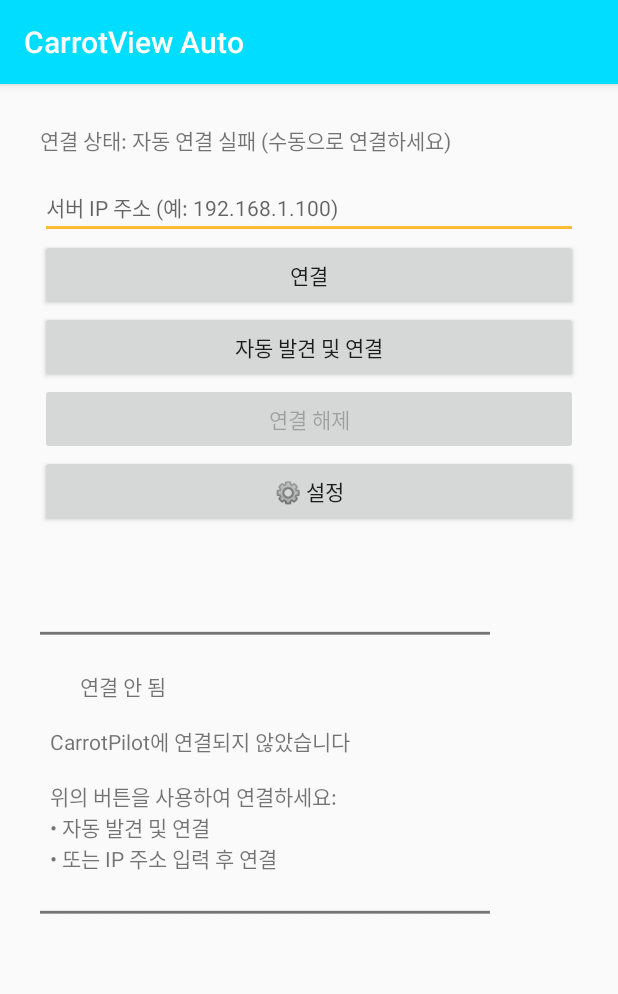
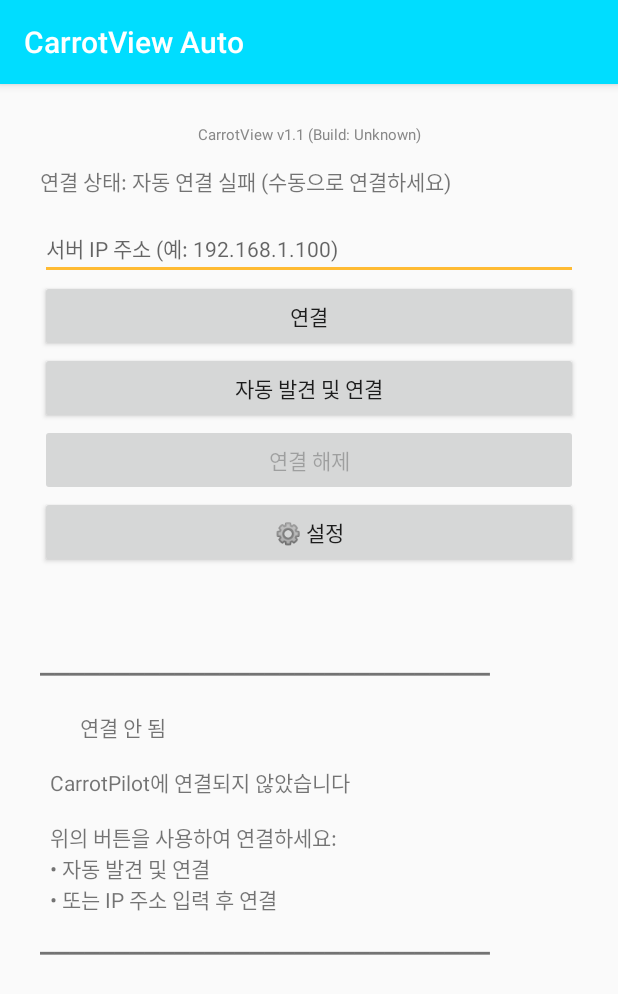
Before and after one commit to jominki354/CarrotView, an Android app: the MainActivity screen opened directly, with no data from a screen before it, on a phone screen of 412 x 824 dp. Shown: the top 994 px of the screen. Run offline under Robolectric (Android 15) with nearby library versions, the phone set to English and light mode, and no system bars.

Commit message:
v1.1: Add version display, faster connection (2s timeout), optimized IP discovery

```diff
--- a/app/src/main/java/com/carrotpilot/carrotview/network/NetworkManager.kt
+++ b/app/src/main/java/com/carrotpilot/carrotview/network/NetworkManager.kt
@@ -63,8 +63,8 @@ class NetworkManager(private val context: Context) {
             authToken = prefs.authToken,
             autoReconnect = prefs.autoReconnect,
             reconnectInterval = prefs.reconnectInterval,
-            connectionTimeout = 3000,  // 3초로 단축
-            readTimeout = 10000  // 10초로 단축
+            connectionTimeout = 2000,  // 2초로 단축 (빠른 연결)
+            readTimeout = 8000  // 8초로 단축
         )
 
         // 연결 설정 저장
@@ -143,21 +143,20 @@ class NetworkManager(private val context: Context) {
     }
 
     /**
-     * 서브넷에서 CarrotPilot 찾기 - 모든 IP 대역 지원 (192.168.x.x, 10.x.x.x, 172.16-31.x.x)
+     * 서브넷에서 CarrotPilot 찾기 - 모든 IP 대역 지원 (빠른 검색)
      */
     private suspend fun findCarrotPilotInSubnet(subnet: String): String? = withContext(Dispatchers.IO) {
-        val jobs = mutableListOf<Deferred<String?>>()
-
         // 우선순위 IP 목록 (일반적인 CarrotPilot IP)
         val priorityIps = listOf(
-            "$subnet.1",      // 게이트웨이/핫스팟
+            "$subnet.1",      // 게이트웨이/핫스팟 (가장 일반적)
             "$subnet.100",    // 일반적인 고정 IP
-            "$subnet.254"     // 마지막 주소
+            "$subnet.10",     // 일부 라우터
+            "$subnet.254",    // 마지막 주소
+            "$subnet.2"       // 두 번째 주소
         )
 
-        // 우선순위 IP 먼저 확인
+        // 우선순위 IP 먼저 순차 확인 (빠른 발견)
         for (ip in priorityIps) {
-            Log.d(TAG, "Checking priority IP: $ip")
             if (isCarrotPilotServer(ip)) {
                 Log.i(TAG, "✅ Found CarrotPilot at priority IP: $ip")
                 return@withContext ip
@@ -165,7 +164,9 @@ class NetworkManager(private val context: Context) {
         }
 
         // 병렬로 전체 서브넷 스캔 (x.x.x.1 ~ x.x.x.254)
-        Log.i(TAG, "Scanning full subnet: $subnet.0/24")
+        Log.i(TAG, "🔍 Scanning full subnet: $subnet.0/24")
+        val jobs = mutableListOf<Deferred<String?>>()
+
         for (i in 1..254) {
             val ip = "$subnet.$i"
             if (priorityIps.contains(ip)) continue  // 이미 확인한 IP는 스킵
@@ -202,8 +203,8 @@ class NetworkManager(private val context: Context) {
             // 포트 체크 및 CarrotPilot 서버 확인
             val socket = Socket()
             try {
-                socket.soTimeout = 2000  // 2초 타임아웃
-                socket.connect(InetSocketAddress(ip, port), 2000)
+                socket.soTimeout = 800  // 0.8초 타임아웃 (빠른 검색)
+                socket.connect(InetSocketAddress(ip, port), 800)
 
                 // 서버가 인증 요청을 보내는지 확인 (CarrotPilot 서버는 연결 시 즉시 auth_required 전송)
                 val input = socket.getInputStream()
@@ -221,12 +222,11 @@ class NetworkManager(private val context: Context) {
                 }
             } catch (e: Exception) {
                 try { socket.close() } catch (_: Exception) {}
-                android.util.Log.d(TAG, "❌ No service at $ip:$port - ${e.message}")
+                // 로그 레벨을 낮춤 (너무 많은 로그 방지)
                 return@withContext false
             }
 
         } catch (e: Exception) {
-            android.util.Log.e(TAG, "Error checking $ip: ${e.message}")
             return@withContext false
         }
     }
--- a/app/src/main/java/com/carrotpilot/carrotview/ui/MainActivity.kt
+++ b/app/src/main/java/com/carrotpilot/carrotview/ui/MainActivity.kt
@@ -59,31 +59,35 @@ class MainActivity : AppCompatActivity() {
     }
 
     /**
-     * 앱 시작 시 자동 연결
+     * 앱 시작 시 자동 연결 (빠른 연결)
      */
     private fun autoConnectOnStartup() {
         lifecycleScope.launch {
             // 잠시 대기 (UI 초기화 완료 후)
-            kotlinx.coroutines.delay(500)
+            kotlinx.coroutines.delay(300)
 
             connectionStatusTextView.text = "연결 상태: 자동 연결 중..."
 
             // 마지막 연결 주소가 있으면 먼저 시도
             val lastAddress = prefs.lastServerAddress
             if (lastAddress.isNotEmpty()) {
+                connectionStatusTextView.text = "연결 상태: $lastAddress 연결 중..."
                 dashboardController.connectToCarrotPilot(lastAddress)
 
-                // 연결 성공 여부 확인 (3초 대기)
-                kotlinx.coroutines.delay(3000)
+                // 연결 성공 여부 확인 (1초만 대기 - 빠른 실패)
+                kotlinx.coroutines.delay(1000)
 
                 val currentState = dashboardController.getConnectionState()
                 if (currentState is com.carrotpilot.carrotview.network.ConnectionState.Connected) {
                     // 연결 성공
                     return@launch
                 }
+
+                // 연결 실패 시 즉시 자동 발견 시작
+                connectionStatusTextView.text = "연결 상태: 이전 주소 실패, 검색 중..."
             }
 
-            // 마지막 주소로 연결 실패 시 자동 발견 시도
+            // 자동 발견 시도
             connectionStatusTextView.text = "연결 상태: CarrotPilot 검색 중..."
             val success = dashboardController.discoverAndConnect()
 
@@ -106,11 +110,27 @@ class MainActivity : AppCompatActivity() {
             setPadding(40, 40, 40, 40)
         }
 
+        // 버전 정보 표시 (상단 중앙)
+        val buildTime = try {
+            val timestamp = com.carrotpilot.carrotview.BuildConfig.BUILD_TIME.toLong()
+            java.text.SimpleDateFormat("yyyy-MM-dd HH:mm:ss", java.util.Locale.getDefault()).format(java.util.Date(timestamp))
+        } catch (e: Exception) {
+            "Unknown"
+        }
+        val versionTextView = TextView(this).apply {
+            text = "CarrotView v${com.carrotpilot.carrotview.BuildConfig.VERSION_NAME} (Build: $buildTime)"
+            textSize = 10f
+            gravity = android.view.Gravity.CENTER
+            setPadding(0, 0, 0, 10)
+            setTextColor(android.graphics.Color.GRAY)
+        }
+        layout.addView(versionTextView)
+
         // 연결 상태 표시
         connectionStatusTextView = TextView(this).apply {
             text = "연결 상태: 연결 안 됨"
             textSize = 14f
-            setPadding(0, 0, 0, 20)
+            setPadding(0, 10, 0, 20)
         }
         layout.addView(connectionStatusTextView)
 
```
Also changed, not shown: app/build.gradle.kts (+6 -2 lines).
